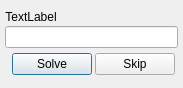
Above: qtct/ui/source/CaptchaSolver.ui from UfSoft/captcha-trader-qt-client before the change. Below: the same form after it.
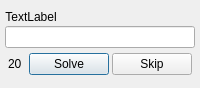
That is the form after the change. Icons and pictures are not drawn.

What changed in the file:
```diff
--- a/qtct/ui/source/CaptchaSolver.ui
+++ b/qtct/ui/source/CaptchaSolver.ui
@@ -6,7 +6,7 @@
    <rect>
     <x>0</x>
     <y>0</y>
-    <width>183</width>
+    <width>200</width>
     <height>88</height>
    </rect>
   </property>
@@ -68,6 +68,19 @@
        <property name="margin">
         <number>3</number>
        </property>
+       <item>
+        <widget class="QLabel" name="timeoutLabel">
+         <property name="text">
+          <string notr="true">20</string>
+         </property>
+         <property name="alignment">
+          <set>Qt::AlignLeading|Qt::AlignLeft|Qt::AlignVCenter</set>
+         </property>
+         <property name="margin">
+          <number>5</number>
+         </property>
+        </widget>
+       </item>
        <item>
         <spacer name="horizontalSpacer">
          <property name="orientation">
```
Left out of the diff: 4 changed lines with no effect on the pictures.
